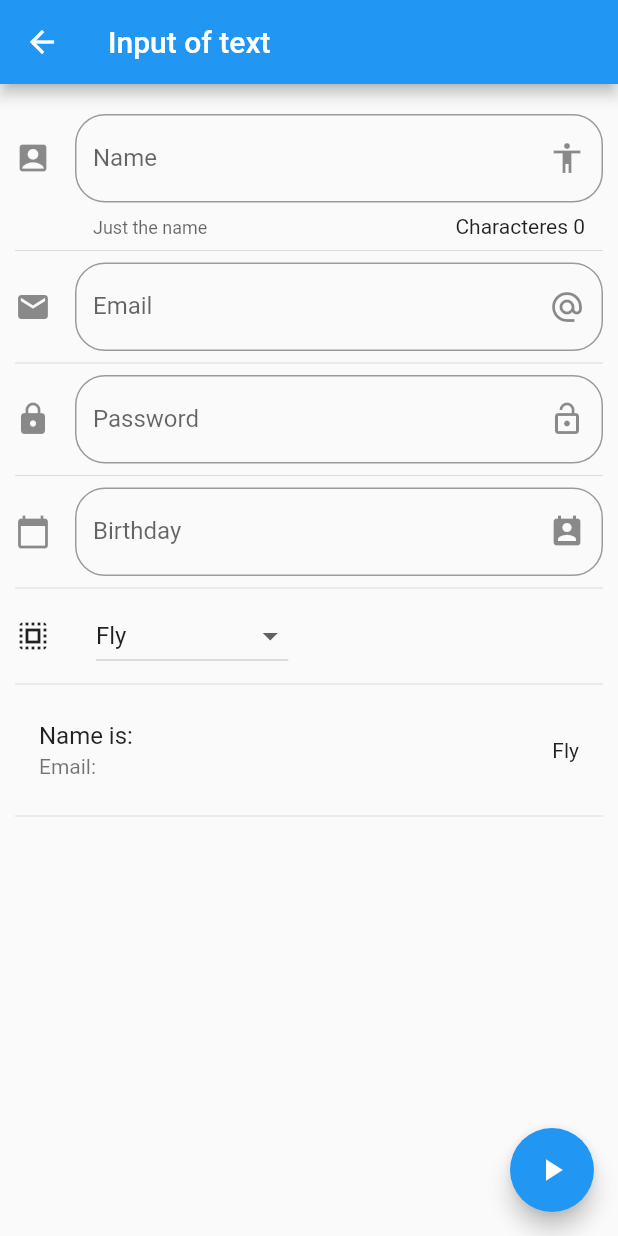
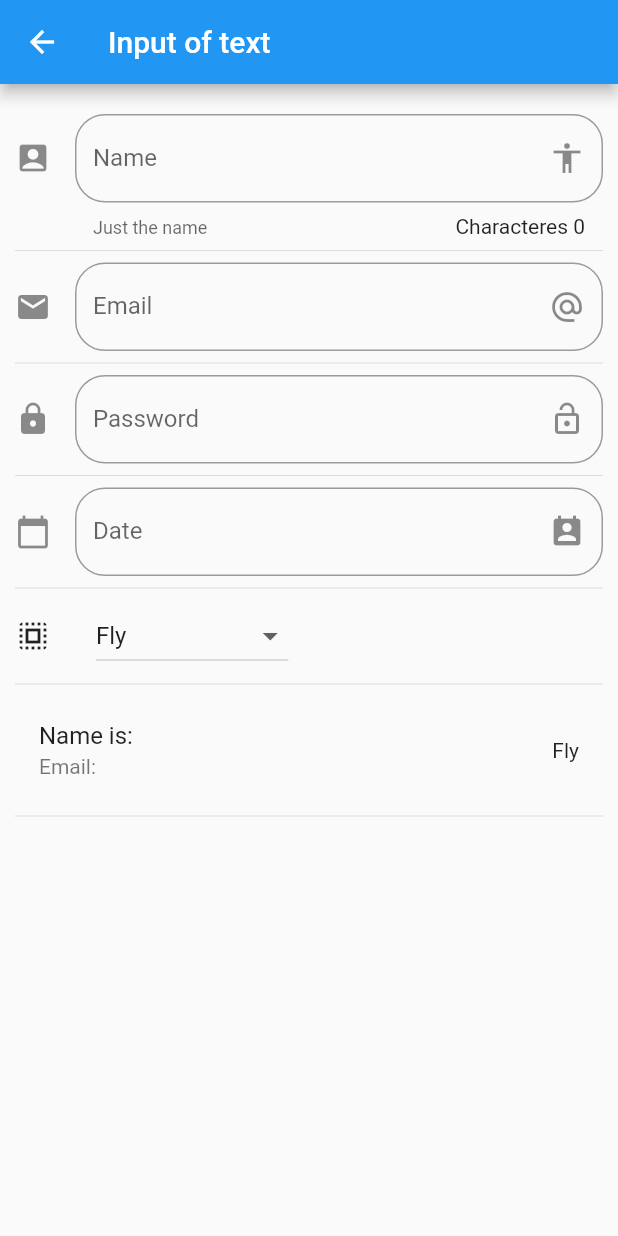
Before and after one commit to jela3105/IntroFlutter, a Flutter app: the InputPage screen opened by its route, on a phone screen of 412 x 824 dp. Run offline on Flutter 3.47's test engine with Material 2 defaults, Android fonts, the phone set to English and light mode, and no system bars.

Commit message:
Fix typos

```diff
--- a/data/menu_opts.json
+++ b/data/menu_opts.json
@@ -19,7 +19,7 @@
     {
       "route": "animatedContainer",
       "icon": "donut_large",
-      "text": "Animated Conatainer"
+      "text": "Animated Container"
     },
     {
       "route": "inputs",
--- a/lib/src/pages/input_page.dart
+++ b/lib/src/pages/input_page.dart
@@ -37,10 +37,6 @@ class _InputPageState extends State<InputPage> {
           Divider(),
         ],
         padding: EdgeInsets.symmetric(horizontal: 10.0, vertical: 20.0),
-      ),
-      floatingActionButton: FloatingActionButton(
-        child: Icon(Icons.play_arrow),
-        onPressed: () {},
       ),
     );
   }
@@ -114,8 +110,8 @@ class _InputPageState extends State<InputPage> {
         border: OutlineInputBorder(
           borderRadius: BorderRadius.circular(20.0),
         ),
-        hintText: 'Birthday',
-        labelText: 'Birthday',
+        hintText: 'Date',
+        labelText: 'Date',
         suffixIcon: Icon(Icons.perm_contact_calendar),
         icon: Icon(Icons.calendar_today),
       ),
@@ -130,7 +126,7 @@ class _InputPageState extends State<InputPage> {
     DateTime pickedDay = await showDatePicker(
       context: context,
       initialDate: new DateTime.now(),
-      firstDate: new DateTime(2018),
+      firstDate: new DateTime(1960),
       lastDate: new DateTime(2025),
       locale: Locale('es', 'ES'),
     );
```
